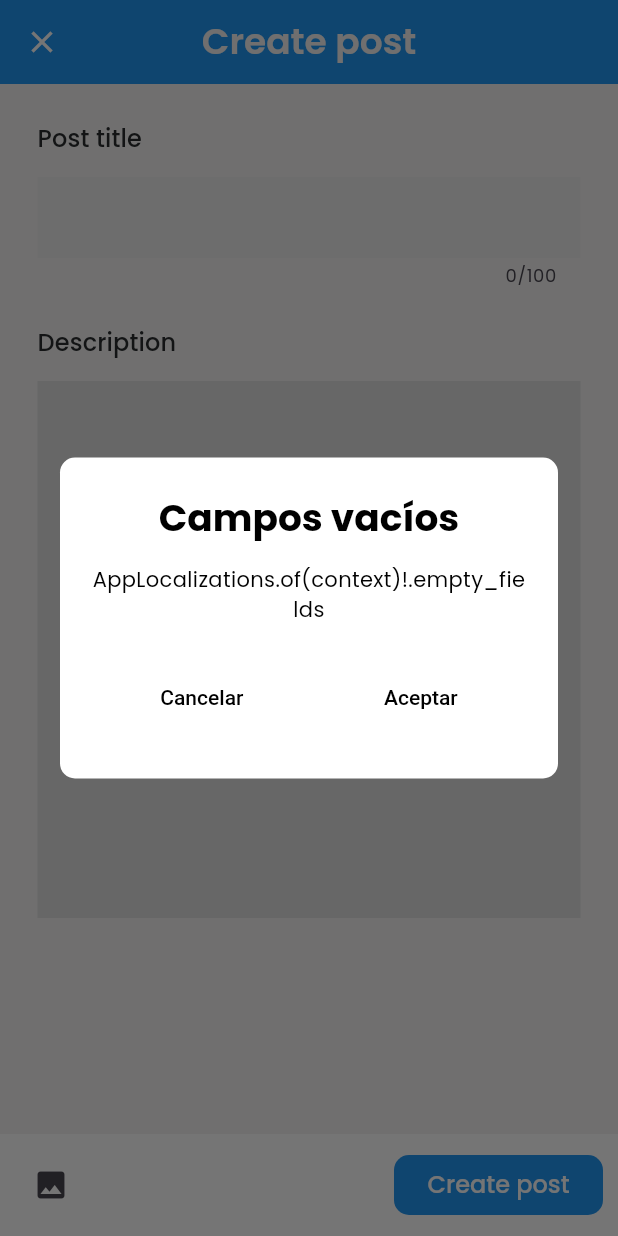
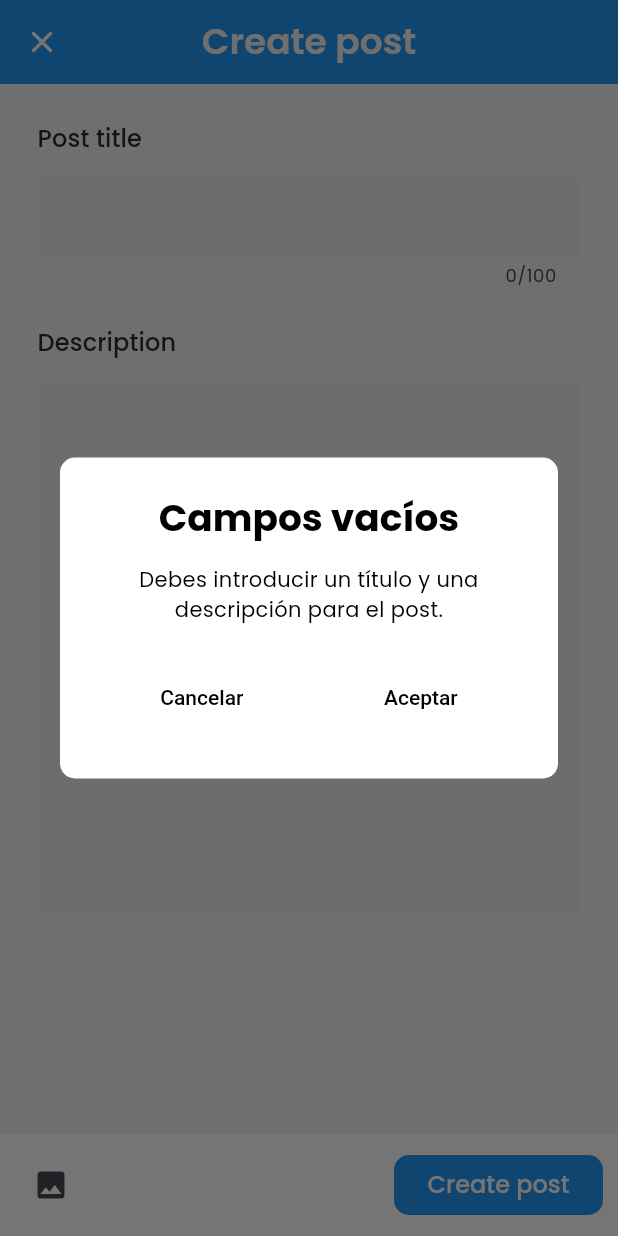
Before and after one commit to Margaux-Boileau/app-merchants-association, a Flutter app: the CreatePost screen opened by its route, after a tap on "Create post", on a phone screen of 412 x 824 dp. Run offline on Flutter 3.47's test engine with Material 3 defaults, Android fonts, the phone set to English and light mode, and no system bars; our stand-ins replace carousel_slider, dio, image_picker, shared_preferences; accounts and stored records are empty; generated files the repository leaves out were written again; Roboto replaces fonts that are missing (Mulish).

Commit message:
Endpoint sendPost fixed

```diff
--- a/lib/src/api/api_client.dart
+++ b/lib/src/api/api_client.dart
@@ -34,10 +34,9 @@ class ApiClient{
   }
 
   // Create Post with base64 images
-  Future createForumPost(int forumPk, String title, String date, String body, List<String> mediaNames, List<String> mediaContents) async {
+  Future createForumPost(int forumPk, String title, String body, List<String> mediaNames, List<String> mediaContents) async {
     Map<String, dynamic> params = {
       "title": title,
-      "date": date,
       "body": body,
       "media_names": mediaNames,
       "media_contents": mediaContents,
--- a/lib/src/ui/screens/post/create_post.dart
+++ b/lib/src/ui/screens/post/create_post.dart
@@ -95,7 +95,7 @@ class _CreatePostState extends State<CreatePost> {
                   borderRadius: BorderRadius.circular(10),
                   borderSide: BorderSide.none,
                 ),
-                fillColor: Colors.grey[300],
+                fillColor: Colors.grey[200],
               ),
             ),
             const SizedBox(height: 25),
@@ -229,7 +229,7 @@ class _CreatePostState extends State<CreatePost> {
       DialogManager().showSimpleDialog(
         context: context,
         title: "Campos vacíos",
-        content: "AppLocalizations.of(context)!.empty_fields",
+        content: "Debes introducir un título y una descripción para el post.",
       );
     } else {
       // Convertir las imágenes a base64
@@ -242,7 +242,6 @@ class _CreatePostState extends State<CreatePost> {
       bool result = await ApiClient().createForumPost(
         1, // forumPk
         postTitle,
-        "${DateTime.now().year}-${DateTime.now().month}-${DateTime.now().day}",
         postDescription,
         mediaNames,
         mediaContents,
```
